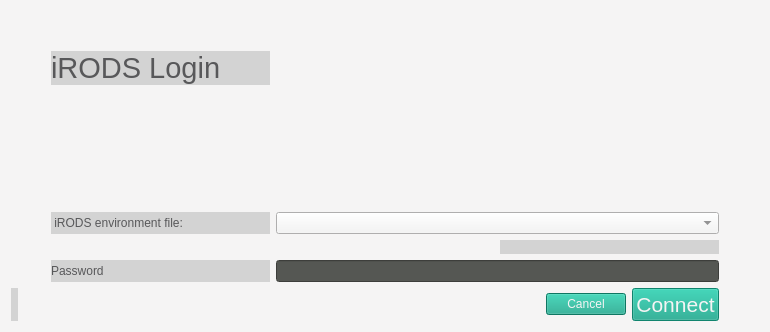
Old version of the form ibridgesgui/ui_files/irodsLogin.ui in the repository iBridges-for-iRODS/iBridges-GUI.
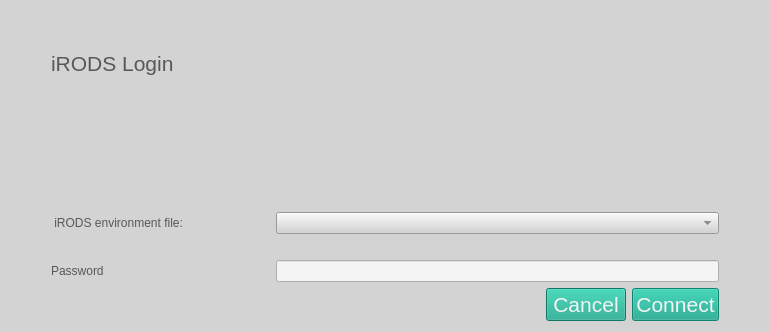
New version of the form.

```diff
--- a/ibridgesgui/ui_files/irodsLogin.ui
+++ b/ibridgesgui/ui_files/irodsLogin.ui
@@ -22,20 +22,20 @@
   <property name="styleSheet">
    <string notr="true">QWidget
 {
-    background-color: rgb(245, 244, 244);
+    background-color: rgb(211,211,211);
     color: rgb(88, 88, 90);
     selection-background-color: rgb(21, 165, 137);
     selection-color: rgb(245, 244, 244)
 }
 
-QLabel
-{
-  background-color: rgb(211,211,211);
-}
-
 QLabel#error_label
 {
-    color: rgb(252, 152, 3);
+    color: rgb(220, 130, 30);
+}
+
+QLineEdit, QTextEdit, QTableWidget
+{
+   background-color:  rgb(245, 244, 244)
 }
 
 QPushButton
@@ -45,10 +45,6 @@
 }
 
 
-QTextEdit, QTableWidget, QCheckBox, QLineEdit
-{
-     background-color: rgb(245, 244, 244)
-}
 </string>
   </property>
   <layout class="QGridLayout" name="gridLayout_2">
@@ -76,7 +72,7 @@
      <item row="6" column="2" colspan="2">
       <widget class="QLineEdit" name="password_field">
        <property name="styleSheet">
-        <string notr="true">background-color: rgb(85, 87, 83);</string>
+        <string notr="true"/>
        </property>
        <property name="text">
         <string/>
@@ -113,7 +109,7 @@
       <widget class="QLabel" name="label_2">
        <property name="font">
         <font>
-         <pointsize>22</pointsize>
+         <pointsize>16</pointsize>
          <italic>false</italic>
          <bold>false</bold>
          <underline>false</underline>
@@ -189,6 +185,11 @@
      </item>
      <item>
       <widget class="QPushButton" name="cancel_button">
+       <property name="font">
+        <font>
+         <pointsize>16</pointsize>
+        </font>
+       </property>
        <property name="text">
         <string>Cancel</string>
        </property>
```
Left out of the diff: 2 changed lines with no effect on the pictures.
